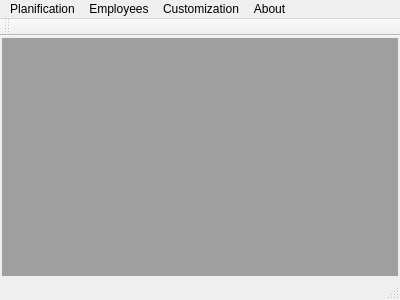
Before: the Qt Designer form b6p/mainwindow.ui in diegowald/b6p, drawn with Qt 5.
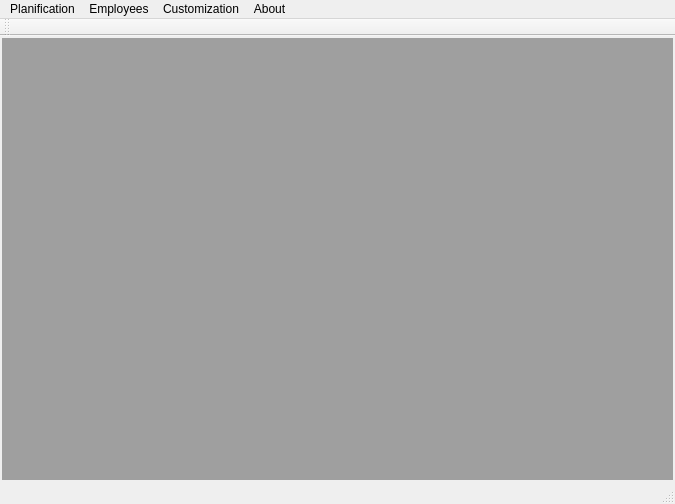
After: the same form once the commit is applied. Icons and pictures are not drawn.

The edit to the form file:
```diff
--- a/b6p/mainwindow.ui
+++ b/b6p/mainwindow.ui
@@ -6,12 +6,19 @@
    <rect>
     <x>0</x>
     <y>0</y>
-    <width>400</width>
-    <height>300</height>
+    <width>675</width>
+    <height>504</height>
    </rect>
   </property>
   <property name="windowTitle">
-   <string>MainWindow</string>
+   <string>Big Six Planner</string>
+  </property>
+  <property name="windowIcon">
+   <iconset resource="resources.qrc">
+    <normaloff>:/img/images/glyphicons_055_stopwatch.png</normaloff>:/img/images/glyphicons_055_stopwatch.png</iconset>
+  </property>
+  <property name="autoFillBackground">
+   <bool>true</bool>
   </property>
   <widget class="QWidget" name="centralWidget">
    <layout class="QVBoxLayout" name="verticalLayout">
@@ -40,8 +47,8 @@
     <rect>
      <x>0</x>
      <y>0</y>
-     <width>400</width>
-     <height>29</height>
+     <width>675</width>
+     <height>24</height>
     </rect>
    </property>
    <widget class="QMenu" name="menuPlanification">
```
Left out of the diff: 4 changed lines with no effect on the pictures.
